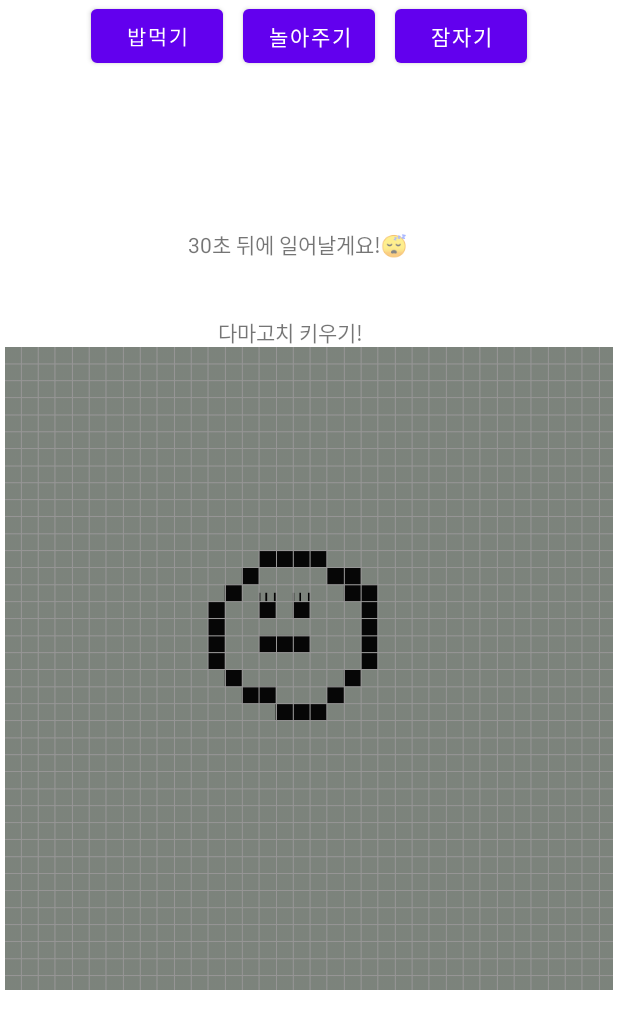
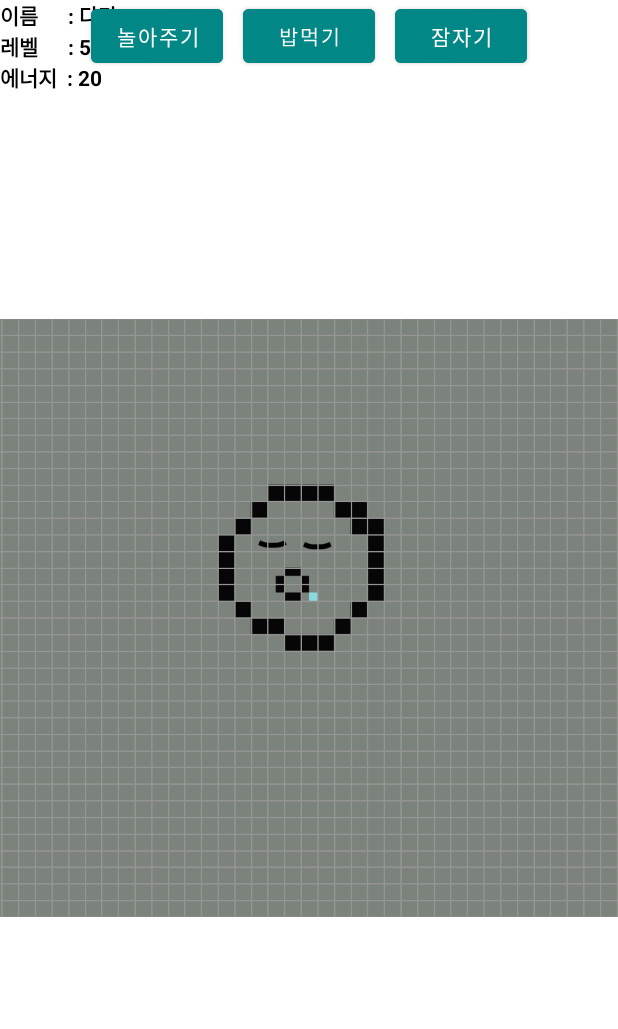
Before and after one commit to swonny/JavaProject, an Android app: the SubActivity screen opened directly, with no data from a screen before it, after a tap on "잠자기", on a phone screen of 412 x 824 dp. Shown: the top 1029 px of the screen. Run offline under Robolectric (Android 15) with nearby library versions, the phone set to English and light mode, and no system bars; 1 statement that could not run was skipped; 1 other tap on this screen came first.

Commit message:
21.12.06 월 add funcs, add energy&level managing func, add imageView, add animation

```diff
--- a/app/src/main/java/com/example/javaproject/SubActivity.java
+++ b/app/src/main/java/com/example/javaproject/SubActivity.java
@@ -1,10 +1,14 @@
 package com.example.javaproject;
 
 import android.content.Intent;
+import android.media.Image;
 import android.os.Bundle;
 import android.os.CountDownTimer;
 import android.view.View;
+import android.view.animation.Animation;
+import android.view.animation.AnimationUtils;
 import android.widget.Button;
+import android.widget.ImageView;
 import android.widget.TextView;
 import android.widget.Toast;
 
@@ -31,35 +35,73 @@ public class SubActivity extends AppCompatActivity {
         characterName = (TextView) findViewById(R.id.characterName);
         myCharacter = (Tama) intent.getSerializableExtra("myTama"); // 객체 불러오기
 
-        characterName.setText("이름 : "+ myCharacter.name + "\n레벨 : " + myCharacter.getLevel() + "\n에너지 : "+ myCharacter.getEnergy());
+        characterName.setText("이름      : "+ myCharacter.name + "\n레벨      : " + myCharacter.getLevel() + "\n에너지  : "+ myCharacter.getEnergy());
 
-        //카운트다운 타이머 시작
-        TextView sleepTimerView = (TextView) findViewById(R.id.sleepTimer);
+        ImageView imageView = (ImageView) findViewById(R.id.imageView); // 이미지뷰
+        imageView.setImageResource(R.drawable.usual);
+
+        TextView sleepTimerView = (TextView) findViewById(R.id.sleepTimer); // 자는 시간 타이머 뷰
         Button sleepButton = (Button) findViewById(R.id.sleepButton);
         sleepButton.setOnClickListener(new View.OnClickListener() { // 잠자기 버튼 클릭시 타이머 시작
             @Override
             public void onClick(View view) {
-                CountDownTimer countDownTimer = new CountDownTimer(30000,1000) {
+                CountDownTimer countDownTimer = new CountDownTimer(20000,1000) {
                     @Override
                     public void onTick(long millisUntilFinished) {
                         int num = (int) (millisUntilFinished / 1000);
-                        sleepTimerView.setText(Integer.toString(num+1) + "초 뒤에 일어날게요!😴");
+                        sleepTimerView.setText(Integer.toString(num + 1) + "초 뒤에 일어날게요!😴");
+                        if((num+1) <= 1) {
+                            sleepTimerView.setText("잠에서 깨어났어요!");
+                            imageView.setImageResource(R.drawable.usual);
+                        } else if((num+1)%3 == 0) {
+                            imageView.setImageResource(R.drawable.sleep);
+                        } else if ((num+1)%3 == 2) {
+                            imageView.setImageResource(R.drawable.sleep2);
+                        } else if ((num+1)%3 == 1) {
+                            imageView.setImageResource(R.drawable.sleep3);
+                        }
                     }
 
                     @Override
                     public void onFinish() {
                         myCharacter.sleep();
                         setInfoTextview();
-                        sleepTimerView.setText("상태 : 잠에서 깨어났어요!");
+                        sleepTimerView.setText("");
+                        imageView.setImageResource(R.drawable.usual);
                     }
                 }.start();
             }
         });
 
+        Button eatButton = (Button) findViewById(R.id.eatButton);
+        eatButton.setOnClickListener(new View.OnClickListener() { // 잠자기 버튼 클릭시 타이머 시작
+            @Override
+            public void onClick(View view) {
+                CountDownTimer countDownTimer = new CountDownTimer(5000,1000) {
+                    @Override
+                    public void onTick(long millisUntilFinished) {
+                        int num = (int) (millisUntilFinished / 1000);
+                        if((num+1)%2 == 0) {
+                            imageView.setImageResource(R.drawable.eat);
+                        } else if ((num+1)%2 == 1) {
+                            imageView.setImageResource(R.drawable.eat2);
+                        }
+                    }
+
+                    @Override
+                    public void onFinish() {
+                        myCharacter.sleep();
+                        setInfoTextview();
+                        sleepTimerView.setText("");
+                        imageView.setImageResource(R.drawable.usual);
+                    }
+                }.start();
+            }
+        });
     }
 
     public void setInfoTextview() {
-        characterName.setText("이름 : "+ myCharacter.name + "\n레벨 : " + myCharacter.getLevel() + "\n에너지 : "+ myCharacter.getEnergy());
+        characterName.setText("이름      : "+ myCharacter.name + "\n레벨      : " + myCharacter.getLevel() + "\n에너지  : "+ myCharacter.getEnergy());
     }
 
     public void eat(View v) {
@@ -73,6 +115,11 @@ public class SubActivity extends AppCompatActivity {
         Toast.makeText(getApplicationContext(), "뭐하고 놀까?", Toast.LENGTH_SHORT).show();
         myCharacter.play();
         setInfoTextview();
+
+        ImageView imageView = (ImageView) findViewById(R.id.imageView); // 이미지뷰
+        imageView.setImageResource(R.drawable.background);
+        Animation animation = AnimationUtils.loadAnimation(getApplicationContext(),R.anim.move);
+        imageView.startAnimation(animation);
     }
 
 }
--- /dev/null
+++ b/app/src/main/res/anim/move.xml
@@ -0,0 +1,10 @@
+<?xml version="1.0" encoding="utf-8"?>
+<rotate xmlns:android="http://schemas.android.com/apk/res/android"
+    android:interpolator="@android:anim/linear_interpolator"
+    android:repeatCount="infinite"
+    android:duration="4000"
+    android:pivotX="50%"
+    android:pivotY="50%"
+    android:fromDegrees="0"
+    android:toDegrees="360">
+</rotate>
--- a/app/src/main/res/layout/first_main.xml
+++ b/app/src/main/res/layout/first_main.xml
@@ -6,42 +6,57 @@
     android:layout_height="match_parent"
     tools:context=".MainActivity">
 
+    <LinearLayout
+        android:layout_width="match_parent"
+        android:layout_height="130dp"
+        android:orientation="vertical"
+        tools:context=".MainActivity"
+        tools:layout_editor_absoluteX="0dp"
+        tools:layout_editor_absoluteY="58dp">
+
         <TextView
             android:id="@+id/characterName"
-        android:layout_width="wrap_content"
-        android:layout_height="wrap_content"
+            android:layout_width="187dp"
+            android:layout_height="61dp"
             android:layout_marginBottom="592dp"
-        android:text="다마고치 키우기!"
-        app:layout_constraintBottom_toBottomOf="parent"
-        app:layout_constraintHorizontal_bias="0.461"
-        app:layout_constraintLeft_toLeftOf="parent"
-        app:layout_constraintRight_toRightOf="parent" />
+            android:text="이름      : 다마\n레벨      : 5 level\n에너지  : 20"
+            android:textColor="@color/black"
+            android:textStyle="bold" />
 
         <TextView
             android:id="@+id/sleepTimer"
             android:layout_width="wrap_content"
             android:layout_height="wrap_content"
-        android:text=""
-        app:layout_constraintBottom_toBottomOf="parent"
-        app:layout_constraintHorizontal_bias="0.472"
-        app:layout_constraintLeft_toLeftOf="parent"
-        app:layout_constraintRight_toRightOf="parent"
-        app:layout_constraintTop_toTopOf="parent"
-        app:layout_constraintVertical_bias="0.190" />
+            android:text="Timer" />
 
+    </LinearLayout>
 
     <LinearLayout
         android:layout_width="match_parent"
-        android:layout_height="match_parent"
+        android:layout_height="wrap_content"
         android:gravity="center_horizontal"
         android:orientation="horizontal"
-        tools:context=".MainActivity">
+        tools:context=".MainActivity"
+        tools:layout_editor_absoluteX="0dp"
+        tools:layout_editor_absoluteY="2dp">
 
         <Button
-            android:id="@+id/button"
+            android:id="@+id/playButton"
             android:layout_width="wrap_content"
             android:layout_height="wrap_content"
             android:layout_marginRight="20px"
+            android:backgroundTint="@color/teal_700"
+            android:onClick="play"
+            android:text="놀아주기"
+            tools:layout_editor_absoluteX="64dp"
+            tools:layout_editor_absoluteY="3dp" />
+
+        <Button
+            android:id="@+id/eatButton"
+            android:layout_width="wrap_content"
+            android:layout_height="wrap_content"
+            android:layout_marginRight="20px"
+            android:backgroundTint="@color/teal_700"
             android:onClick="eat"
             android:rotationX="-2"
             android:text="밥먹기"
@@ -53,49 +68,25 @@
             app:layout_constraintVertical_bias="0.004" />
 
         <Button
-            android:id="@+id/button2"
-            android:layout_width="wrap_content"
-            android:layout_height="wrap_content"
-            android:layout_marginRight="20px"
-            android:onClick="play"
-            android:text="놀아주기"
-            tools:layout_editor_absoluteX="64dp"
-            tools:layout_editor_absoluteY="3dp" />
-
-        <Button
             android:id="@+id/sleepButton"
             android:layout_width="wrap_content"
             android:layout_height="wrap_content"
+            android:backgroundTint="@color/teal_700"
             android:text="잠자기"
             tools:layout_editor_absoluteX="161dp"
             tools:layout_editor_absoluteY="3dp" />
-
     </LinearLayout>
-
-<!--    <LinearLayout-->
-<!--        android:id="@+id/linearLayout2"-->
-<!--        android:layout_width="wrap_content"-->
-<!--        android:layout_height="wrap_content"-->
-<!--        android:gravity="center_horizontal"-->
-<!--        android:orientation="horizontal"-->
-<!--        app:layout_constraintTop_toTopOf="parent"-->
-<!--        tools:context=".MainActivity"-->
-<!--        tools:layout_editor_absoluteX="29dp">-->
-
 
     <ImageView
         android:id="@+id/imageView"
-        android:layout_width="405dp"
-        android:layout_height="639dp"
+        android:layout_width="wrap_content"
+        android:layout_height="wrap_content"
         android:layout_weight="1"
         app:layout_constraintBottom_toBottomOf="parent"
         app:layout_constraintLeft_toLeftOf="parent"
         app:layout_constraintRight_toRightOf="parent"
         app:layout_constraintTop_toTopOf="parent"
-        app:layout_constraintVertical_bias="0.684"
-        app:srcCompat="@drawable/_2021_12_05__7_56_59" />
-
-
+        app:layout_constraintVertical_bias="0" />
 
 
 </androidx.constraintlayout.widget.ConstraintLayout>
```
Also changed, not shown: app/src/main/res/drawable/_2021_12_05__7_56_59.png (deleted), app/src/main/res/drawable/background.png (added), app/src/main/res/drawable/eat.png (added), app/src/main/res/drawable/eat2.png (added), app/src/main/res/drawable/play.png (added), app/src/main/res/drawable/sleep.png (added), app/src/main/res/drawable/sleep2.png (added), app/src/main/res/drawable/sleep3.png (added), app/src/main/res/drawable/usual.png (added), 1 other file. Lines whose indentation alone changed are shown as unchanged.
